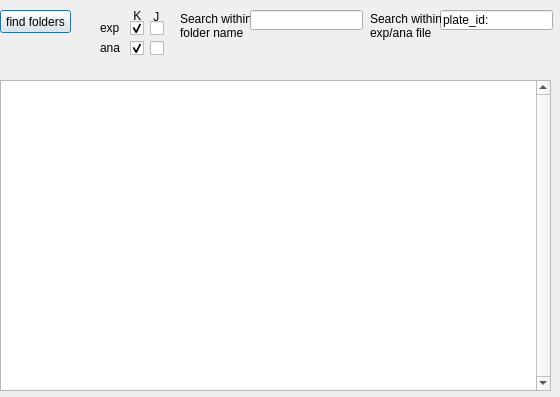
This is QtDesign/FileSearchForm.ui in johnmgregoire/JCAPDataProcess as Qt 5 draws it before an edit. The edited form follows.
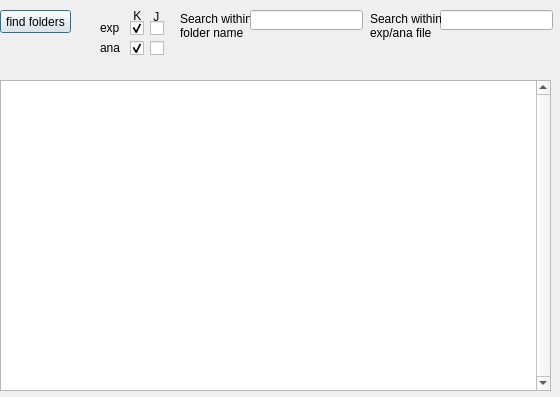
This is the edited form.

Commit message: change default search options

Patch:
```diff
--- a/QtDesign/FileSearchForm.ui
+++ b/QtDesign/FileSearchForm.ui
@@ -72,7 +72,7 @@
     </rect>
    </property>
    <property name="text">
-    <string>plate_id: </string>
+    <string/>
    </property>
   </widget>
   <widget class="QLabel" name="label">
```
The commit also changes 1 other file.
